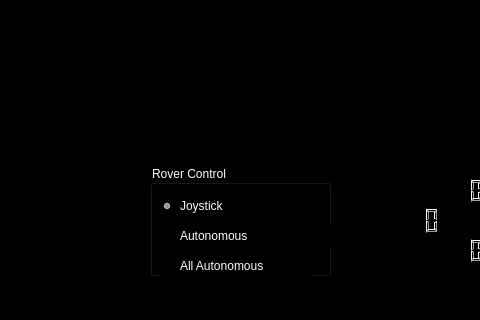
Above: src/rover_gui_plugin.ui from BCLab-UNM/SwarmathonIV-Cabrillo-Public before the change; both pictures show x 460 to 940 and y 405 to 725 of the 1024 by 725 pixel window. Below: the same form after it.
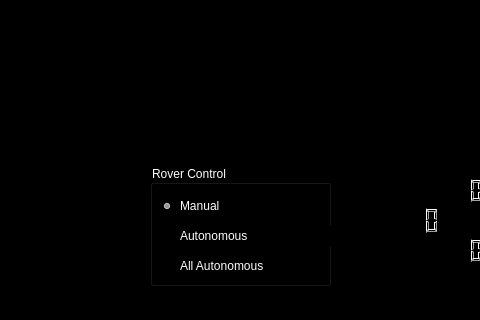
That is the form after the change. Icons and pictures are not drawn. Custom widgets are drawn as their Qt base class.

Commit message:
Added keyboard control of rovers.
Could not use the arrow keys because they are used by a number of other GUI elements. I, J, K, L work well for now but be careful that new rover names don't start with these letters or the rover list GUI object might bind those keys.

The edit to the form file:
```diff
--- a/src/rover_gui_plugin.ui
+++ b/src/rover_gui_plugin.ui
@@ -1817,7 +1817,7 @@
      <x>600</x>
      <y>560</y>
      <width>201</width>
-     <height>131</height>
+     <height>141</height>
     </rect>
    </property>
    <property name="frameShape">
@@ -1832,7 +1832,7 @@
       <x>10</x>
       <y>10</y>
       <width>181</width>
-      <height>111</height>
+      <height>121</height>
      </rect>
     </property>
     <property name="styleSheet">
@@ -1879,7 +1879,7 @@
       <string notr="true">color: rgb(255, 255, 255);</string>
      </property>
      <property name="text">
-      <string>Joystick</string>
+      <string>Manual</string>
      </property>
      <property name="checked">
       <bool>true</bool>
```
The commit also changes 2 other files.
